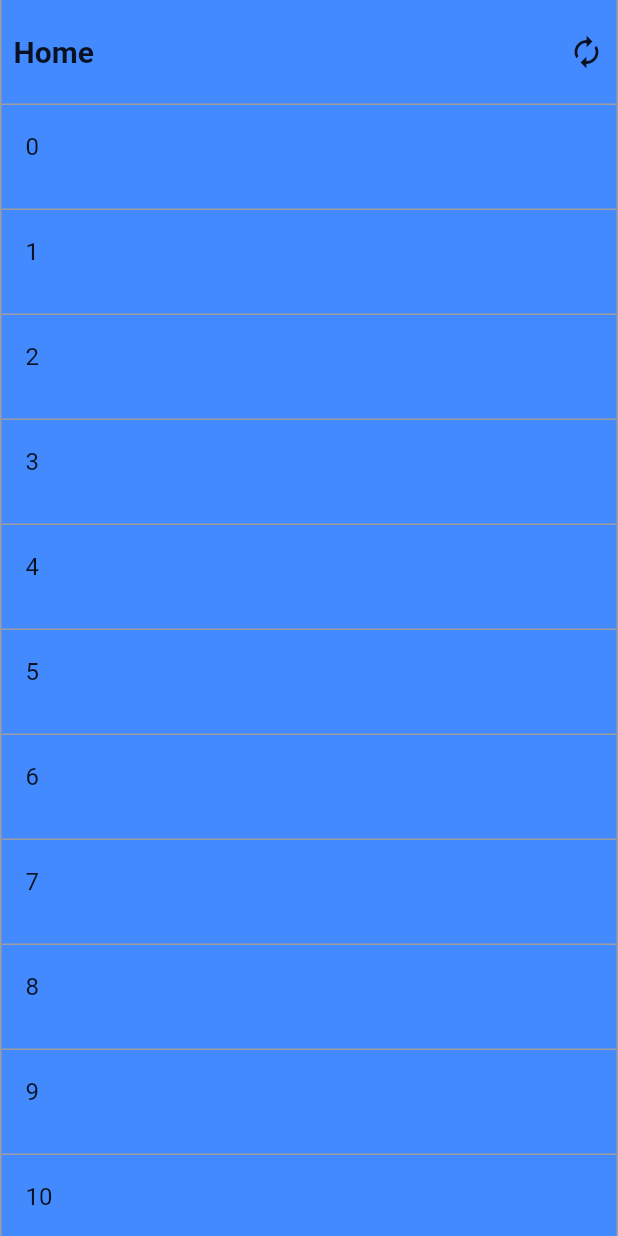
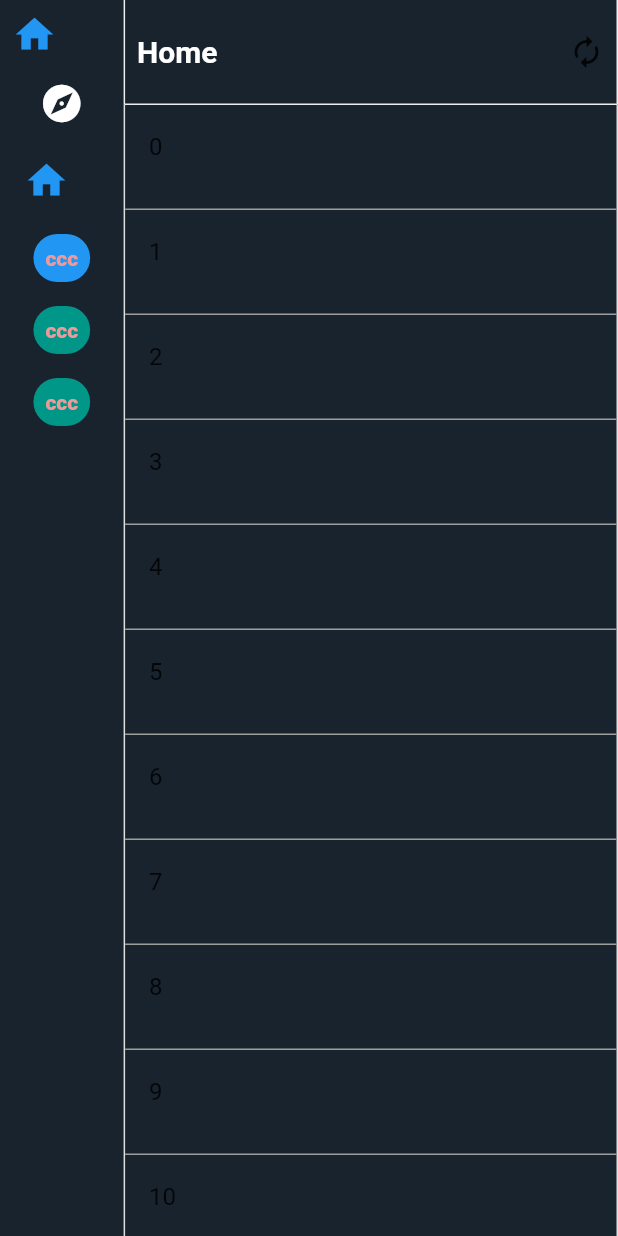
Before and after one commit to AmoJava/twitterClone, a Flutter app: the screen it shows after launch, on a phone screen of 412 x 824 dp. Run offline on Flutter 3.47's test engine with Material 2 defaults, Android fonts, the light colour scheme and no system bars.

Commit message:
R section modify

```diff
--- a/lib/main.dart
+++ b/lib/main.dart
@@ -30,28 +30,101 @@ class _MyHomePageState extends State<MyHomePage> {
     double screenHeight = MediaQuery.of(context).size.height;
     double screenWidth = MediaQuery.of(context).size.width;
     print(screenWidth);
-    var col = Colors.yellow;
+    var col = Color(0xffb15202b);
     return Scaffold(
       body: Container(
-        color: Colors.blueAccent,
+        color: col,
         height: screenHeight,
         width: screenWidth,
         child: Row(
           children: <Widget>[
-            screenWidth < 550
-                ? Container()
-                : Container(
+            Container(
               width: screenWidth * .20,
               height: screenHeight,
               child: Column(
+                crossAxisAlignment: CrossAxisAlignment.center,
                 children: <Widget>[
+                  Container(
+                    alignment: Alignment.center,
+                    width: double.infinity,
+                    child: Row(
+                      mainAxisAlignment: MainAxisAlignment.start,
+                      children: <Widget>[
+                        Padding(
+                          padding: const EdgeInsets.all(8.0),
+                          child: Icon(
+                            Icons.home,
+                            color: Colors.blue,
+                            size: 30,
+                          ),
+                        ),
+                        screenWidth < 680
+                            ? Container()
+                            : Text(
+                                "Home",
+                                style: TextStyle(
+                                    color: Colors.blue,
+                                    fontSize: 20,
+                                    fontWeight: FontWeight.w900),
+                              )
+                      ],
+                    ),
+                  ),
+                  Container(
+                    alignment: Alignment.center,
+                    width: double.infinity,
+                    child: Row(
+                      mainAxisAlignment: screenWidth > 700
+                          ? MainAxisAlignment.start
+                          : MainAxisAlignment.center,
+                      children: <Widget>[
+                        Padding(
+                          padding: const EdgeInsets.all(8.0),
+                          child: Icon(
+                            Icons.explore,
+                            color: Colors.white,
+                            size: 30,
+                          ),
+                        ),
+                        screenWidth < 680
+                            ? Container()
+                            : Text(
+                                "Explore",
+                                style: TextStyle(
+                                    color: Colors.white,
+                                    fontSize: 20,
+                                    fontWeight: FontWeight.w900),
+                              )
+                      ],
+                    ),
+                  ),
+                  Container(
+                    alignment: Alignment.center,
+                    width: double.infinity,
+                    child: ListTile(
+                      leading: Icon(
+                        Icons.home,
+                        color: Colors.blue,
+                        size: 30,
+                      ),
+                      title: screenWidth < 680
+                          ? Container()
+                          : Text(
+                              "Home",
+                              style: TextStyle(
+                                  color: Colors.blue,
+                                  fontSize: 25,
+                                  fontWeight: FontWeight.w900),
+                            ),
+                    ),
+                  ),
                   FlatButton(
                     hoverColor: Colors.white30,
                     onPressed: () {},
                     onHighlightChanged: (bool x) {},
                     child: Container(
                       decoration: BoxDecoration(
-                                color: Colors.teal,
+                          color: Colors.blue,
                           borderRadius: BorderRadius.circular(30)),
                       child: Padding(
                         padding: const EdgeInsets.all(8.0),
@@ -117,9 +190,9 @@ class _MyHomePageState extends State<MyHomePage> {
                       decoration: BoxDecoration(
                           color: Colors.transparent,
                           border: Border(
-                              bottom: BorderSide(color: Colors.grey),
-                              right: BorderSide(color: Colors.grey),
-                              left: BorderSide(color: Colors.grey))),
+                              bottom: BorderSide(color: Colors.grey[200]),
+                              right: BorderSide(color: Colors.grey[200]),
+                              left: BorderSide(color: Colors.grey[200]))),
                       width: double.infinity,
                       height: 70,
                       alignment: Alignment.center,
@@ -131,7 +204,9 @@ class _MyHomePageState extends State<MyHomePage> {
                             child: Text(
                               "Home",
                               style: TextStyle(
-                                  fontSize: 20, fontWeight: FontWeight.bold),
+                                  color: Colors.white,
+                                  fontSize: 20,
+                                  fontWeight: FontWeight.bold),
                             ),
                           ),
                           Padding(
@@ -146,8 +221,8 @@ class _MyHomePageState extends State<MyHomePage> {
                         decoration: BoxDecoration(
                             color: Colors.transparent,
                             border: Border(
-                                right: BorderSide(color: Colors.grey),
-                                left: BorderSide(color: Colors.grey))),
+                                right: BorderSide(color: Colors.grey[300]),
+                                left: BorderSide(color: Colors.grey[300]))),
                         child: ListView.builder(
                           //physics: NeverScrollableScrollPhysics(),
                           shrinkWrap: true,
```
Lines whose indentation alone changed are shown as unchanged.
